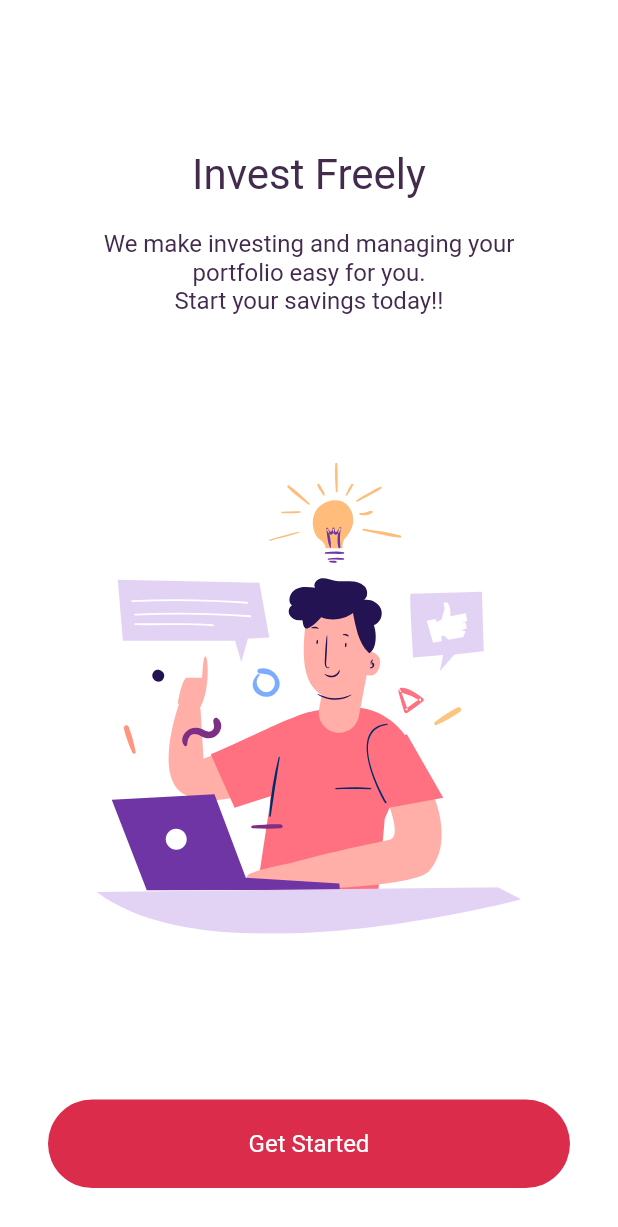
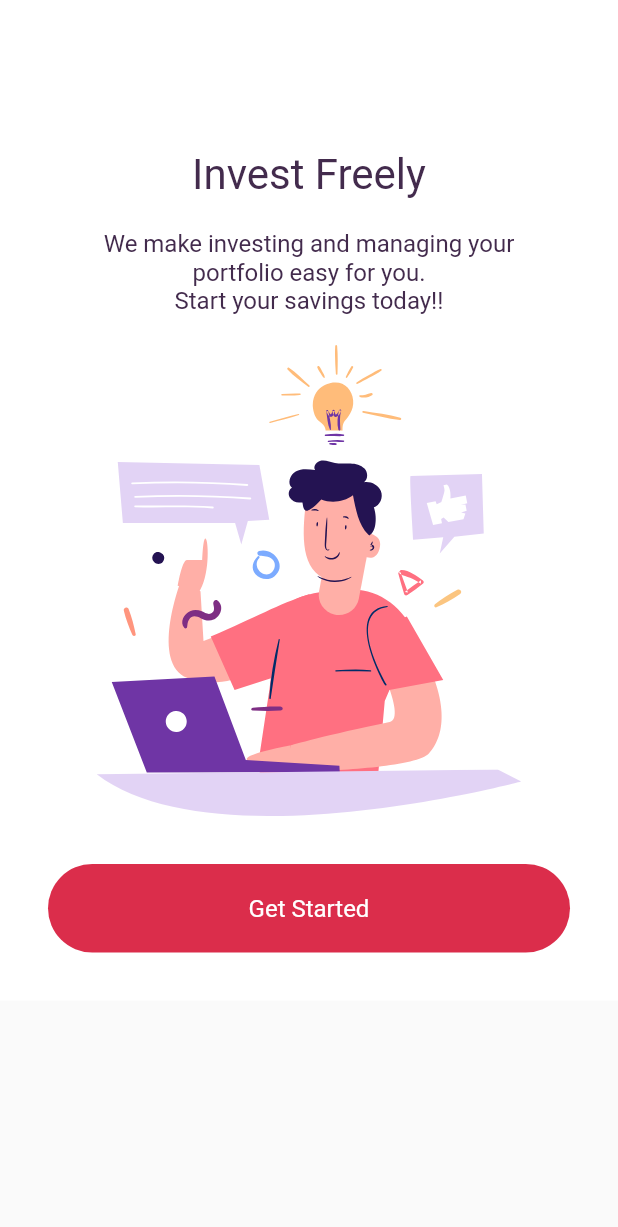
Before and after one commit to EmperorAkashi20/OptymoneyNew, a Flutter app: the screen it shows after launch, after a tap on "Skip", on a phone screen of 412 x 824 dp. Shown: the top 1227 px of the screen. Run offline on Flutter 3.47's test engine with Material 2 defaults, Android fonts, the phone set to English and light mode, and no system bars; our stand-ins replace file_picker, flutter_keyboard_visibility, flutter_svg, font_awesome_flutter, google_nav_bar, modal_bottom_sheet and 3 more; missing offline and left inert: loading_animations, number_slide_animation; accounts and stored records are empty; network calls fail; Roboto replaces fonts that are missing (Nunito).

Commit message:
UI changes

```diff
--- a/lib/LoginNSignUp/Components/body.dart
+++ b/lib/LoginNSignUp/Components/body.dart
@@ -327,6 +327,7 @@ class _LoginSignUpState extends State<LoginSignUp> {
 
   double _registerYOffset = 0;
   double _registerWidth = 0;
+  double _registerHeight = 0;
   double _registerOpacity = 1;
   double _registerXOffset = 0;
 
@@ -365,6 +366,7 @@ class _LoginSignUpState extends State<LoginSignUp> {
     _loginHeight = windowHeight - 270;
     _otpHeight = windowHeight - 270;
     _mpinHeight = windowHeight - 270;
+    _registerHeight = windowHeight - 270;
 
     switch (_pageState) {
       case 0:
@@ -502,6 +504,7 @@ class _LoginSignUpState extends State<LoginSignUp> {
           curve: Curves.fastLinearToSlowEaseIn,
           duration: Duration(milliseconds: 1000),
           color: _backgroundColor,
+          child: SingleChildScrollView(
             child: Column(
               mainAxisAlignment: MainAxisAlignment.spaceBetween,
               children: <Widget>[
@@ -522,7 +525,8 @@ class _LoginSignUpState extends State<LoginSignUp> {
                           ),
                           child: Text(
                             "Invest Freely",
-                          style: TextStyle(color: _headingColor, fontSize: 28),
+                            style:
+                                TextStyle(color: _headingColor, fontSize: 28),
                           ),
                         ),
                         Container(
@@ -531,7 +535,8 @@ class _LoginSignUpState extends State<LoginSignUp> {
                           child: Text(
                             "We make investing and managing your portfolio easy for you.\nStart your savings today!!",
                             textAlign: TextAlign.center,
-                          style: TextStyle(color: _headingColor, fontSize: 16),
+                            style:
+                                TextStyle(color: _headingColor, fontSize: 16),
                           ),
                         )
                       ],
@@ -572,6 +577,7 @@ class _LoginSignUpState extends State<LoginSignUp> {
                   ),
                 )
               ],
+            ),
           ),
         ),
         AnimatedContainer(
@@ -743,7 +749,7 @@ class _LoginSignUpState extends State<LoginSignUp> {
         AnimatedContainer(
           padding: EdgeInsets.all(32),
           width: _registerWidth,
-          //height: _registerHeight,
+          height: _registerHeight,
           curve: Curves.fastLinearToSlowEaseIn,
           duration: Duration(milliseconds: 1000),
           transform:
@@ -755,8 +761,8 @@ class _LoginSignUpState extends State<LoginSignUp> {
               topRight: Radius.circular(25),
             ),
           ),
-          child: Scaffold(
-            body: Column(
+          child: SingleChildScrollView(
+            child: Column(
               //mainAxisAlignment: MainAxisAlignment.spaceBetween,
               children: [
                 Container(
```
Also changed, not shown: lib/CompleteProfile/Components/Body.dart (+18 -6 lines), 4 other files. Lines whose indentation alone changed are shown as unchanged.
